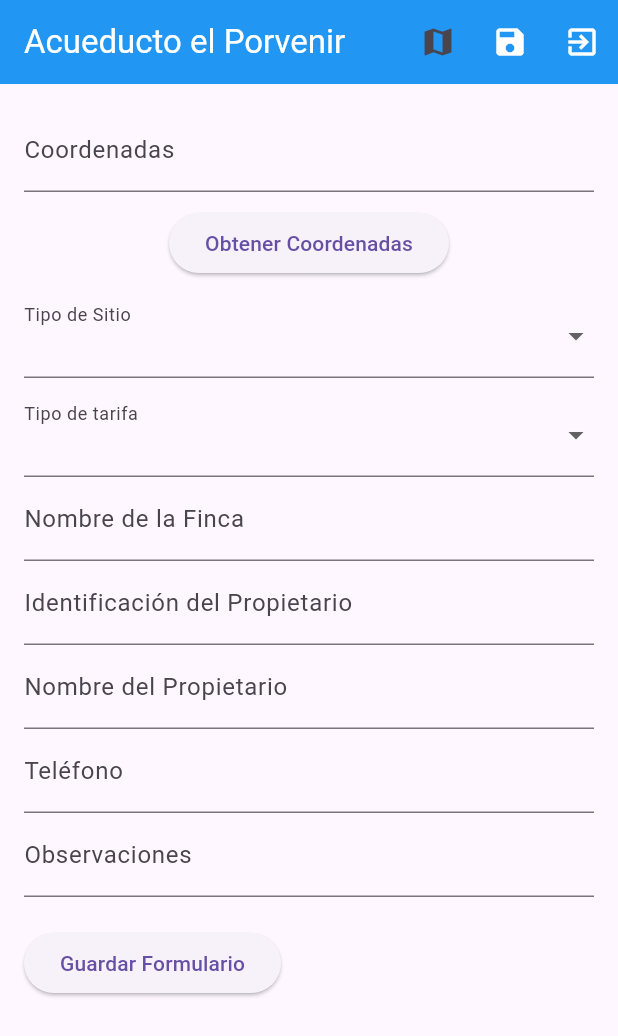
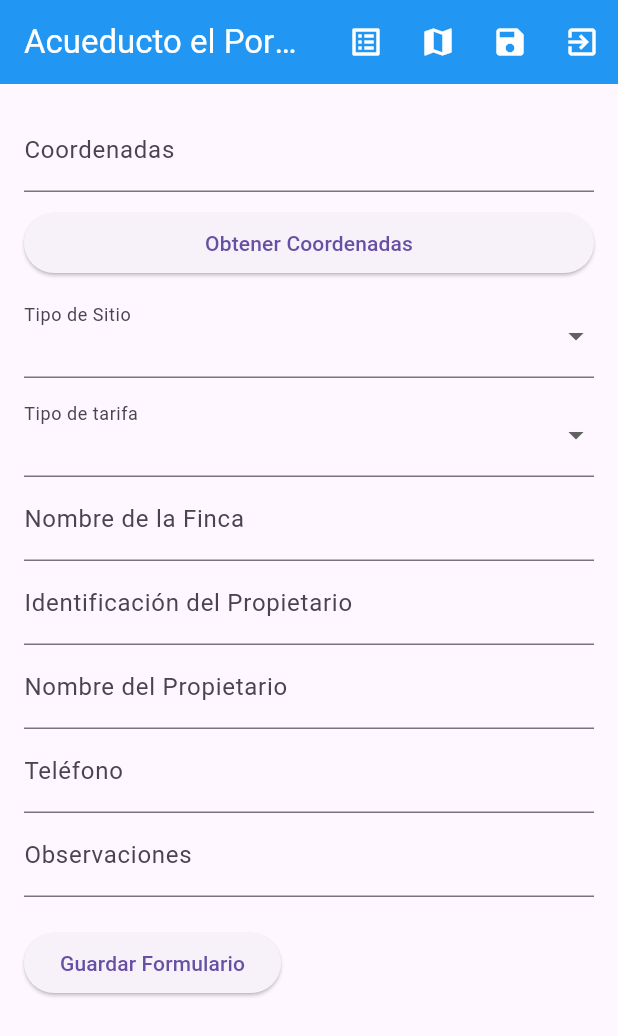
Before and after one commit to ceslep/acueductoappnew, a Flutter app: the screen it shows after launch, on a phone screen of 412 x 824 dp. Shown: the top 1036 px of the screen. Run offline on Flutter 3.47's test engine with Material 3 defaults, Android fonts, the light colour scheme and no system bars; our stand-ins replace flutter_map, geolocator, latlong2.

Commit message:
arreglos1

```diff
--- a/lib/aso_usuarios_model.dart
+++ b/lib/aso_usuarios_model.dart
@@ -38,7 +38,7 @@ class AsoUsuarios {
         siteTarife: json["siteTarife"],
         farmName: json["farmName"],
         ownerId: json["ownerId"],
-        ownerName: json["ownername"],
+        ownerName: json["ownerName"],
         ownerTelephone: json["ownerTelephone"],
         observations: json["observations"],
       );
--- a/lib/home.dart
+++ b/lib/home.dart
@@ -1,9 +1,8 @@
 // ignore_for_file: avoid_print
-
-import 'dart:collection';
 
 import 'package:acueductoapp/api/api.asou.dart';
 import 'package:acueductoapp/aso_usuarios_model.dart';
+import 'package:acueductoapp/listado_usuarios.dart';
 import 'package:acueductoapp/location_form.dart';
 import 'package:acueductoapp/map_view.dart';
 import 'package:flutter/material.dart';
@@ -16,6 +15,8 @@ class Home extends StatefulWidget {
 }
 
 class _HomeState extends State<Home> {
+  bool cargandoUsuarios = false;
+  bool cargandoUsuariosMapa = false;
   AsoUsuarios asousuario = AsoUsuarios();
   final GlobalKey<FormState> _formKey = GlobalKey<FormState>();
   final GlobalKey<LocationFormState> _locationFormKey =
@@ -32,15 +33,83 @@ class _HomeState extends State<Home> {
           ),
         ),
         actions: [
-          IconButton(
-            onPressed: () {
-              Navigator.push(
-                context,
-                MaterialPageRoute(builder: (context) => const VerMap()),
-              );
-            },
-            icon: const Icon(Icons.map),
-          ),
+          !cargandoUsuarios
+              ? IconButton(
+                  onPressed: () async {
+                    setState(() {
+                      cargandoUsuarios = true;
+                    });
+                    List<AsoUsuarios>? asoUsuarios = await getUsuarios();
+                    setState(() {
+                      cargandoUsuarios = false;
+                    });
+                    if (mounted) {
+                      // Verifica si el widget sigue montado
+                      Navigator.push(
+                        // ignore: use_build_context_synchronously
+                        context,
+                        MaterialPageRoute(
+                          builder: (context) => ListadoUsuarios(
+                            asoUsuarios: asoUsuarios!,
+                          ),
+                        ),
+                      );
+                    }
+                  },
+                  icon: const Icon(
+                    Icons.list_alt,
+                    color: Colors.white,
+                  ),
+                )
+              : const Padding(
+                  padding: EdgeInsets.all(8.0),
+                  child: SizedBox(
+                    width: 25,
+                    height: 25,
+                    child: CircularProgressIndicator(
+                      color: Colors.white,
+                      strokeWidth: 1,
+                    ),
+                  ),
+                ),
+          !cargandoUsuariosMapa
+              ? IconButton(
+                  onPressed: () async {
+                    setState(() {
+                      cargandoUsuariosMapa = true;
+                    });
+                    List<AsoUsuarios>? asoUsuarios = await getUsuarios();
+                    setState(() {
+                      cargandoUsuariosMapa = false;
+                    });
+                    if (mounted) {
+                      // Verifica si el widget sigue montado
+                      Navigator.push(
+                        // ignore: use_build_context_synchronously
+                        context,
+                        MaterialPageRoute(
+                            builder: (context) => VerMap(
+                                  asoUsuarios: asoUsuarios!,
+                                )),
+                      );
+                    }
+                  },
+                  icon: const Icon(
+                    Icons.map,
+                    color: Colors.white,
+                  ),
+                )
+              : const Padding(
+                  padding: EdgeInsets.all(8.0),
+                  child: SizedBox(
+                    width: 25,
+                    height: 25,
+                    child: CircularProgressIndicator(
+                      color: Colors.white,
+                      strokeWidth: 1,
+                    ),
+                  ),
+                ),
           IconButton(
             onPressed: () async {
               if (_formKey.currentState!.validate()) {
--- a/lib/location_form.dart
+++ b/lib/location_form.dart
@@ -13,6 +13,7 @@ class LocationForm extends StatefulWidget {
 }
 
 class LocationFormState extends State<LocationForm> {
+  bool obteniendoCoordenadas = false;
   final TextEditingController _coordinatesController = TextEditingController();
   final TextEditingController _farmNameController = TextEditingController();
   final TextEditingController _ownerIdController = TextEditingController();
@@ -85,11 +86,35 @@ class LocationFormState extends State<LocationForm> {
               const SizedBox(height: 10),
               Center(
                 child: ElevatedButton(
-                  onPressed: () {
-                    print('8');
-                    _getCurrentLocation();
+                  onPressed: () async {
+                    setState(() {
+                      obteniendoCoordenadas = true;
+                    });
+                    await _getCurrentLocation();
+                    setState(() {
+                      obteniendoCoordenadas = false;
+                    });
                   },
-                  child: const Text('Obtener Coordenadas'),
+                  child: Row(
+                    crossAxisAlignment: CrossAxisAlignment.center,
+                    mainAxisAlignment: MainAxisAlignment.center,
+                    children: [
+                      const Text('Obtener Coordenadas'),
+                      obteniendoCoordenadas
+                          ? const Padding(
+                              padding: EdgeInsets.all(8.0),
+                              child: SizedBox(
+                                width: 25,
+                                height: 25,
+                                child: CircularProgressIndicator(
+                                  color: Colors.purple,
+                                  strokeWidth: 1,
+                                ),
+                              ),
+                            )
+                          : const SizedBox(),
+                    ],
+                  ),
                 ),
               ),
               const SizedBox(height: 10),
```
Also changed, not shown: lib/api/api.asou.dart (+23 -0 lines), lib/listado_usuarios.dart (added, +76 -0 lines), lib/map_view.dart (+6 -2 lines), lib/map_widget.dart (+80 -10 lines), lib/message_latlong.dart (added, +70 -0 lines).
